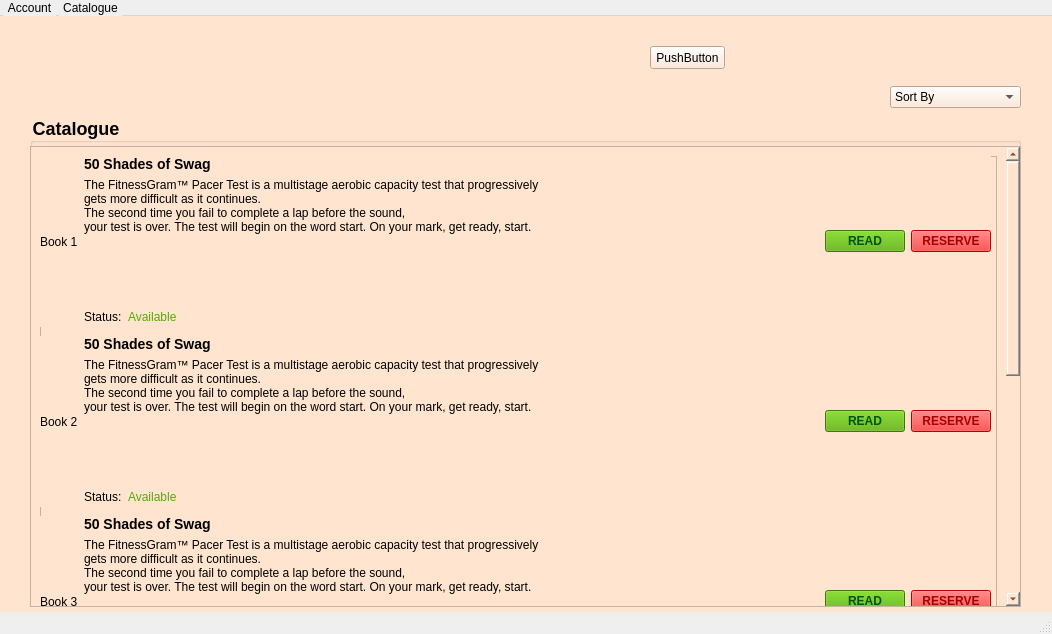
Old version of the form LibraryInformationSystem/membercatalogue.ui in the repository janelle-lr/CS106LibraryInformationSystem.
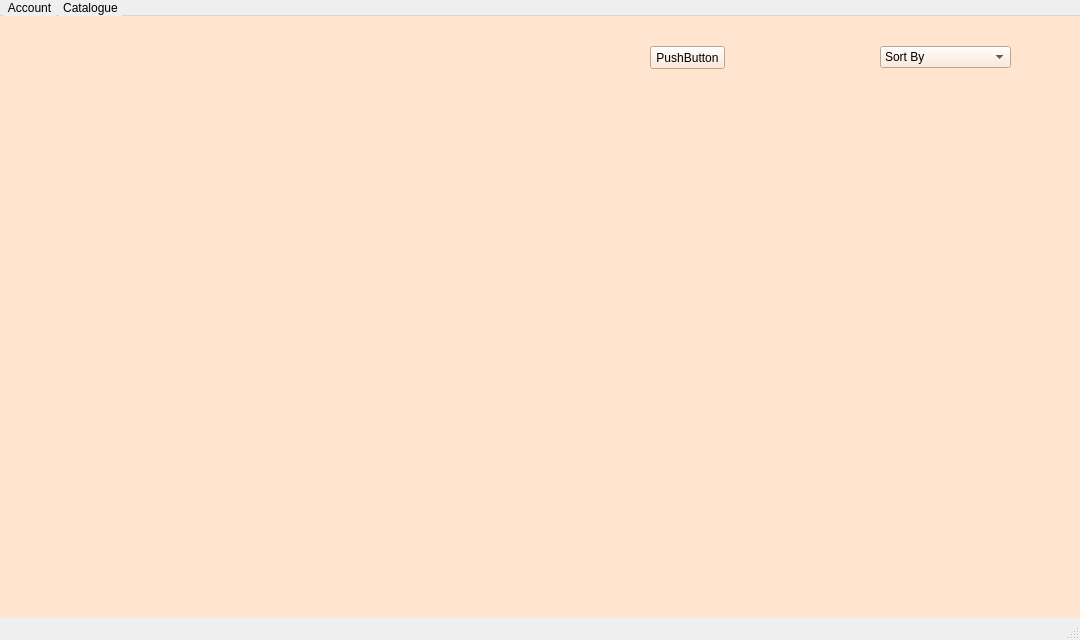
New version of the form. Icons and pictures are not drawn.

Commit message: Styling admin catalogue layout

```diff
--- a/LibraryInformationSystem/membercatalogue.ui
+++ b/LibraryInformationSystem/membercatalogue.ui
@@ -6,14 +6,20 @@
    <rect>
     <x>0</x>
     <y>0</y>
-    <width>1052</width>
-    <height>634</height>
+    <width>1080</width>
+    <height>640</height>
    </rect>
   </property>
   <property name="minimumSize">
    <size>
-    <width>1052</width>
-    <height>634</height>
+    <width>1080</width>
+    <height>640</height>
+   </size>
+  </property>
+  <property name="maximumSize">
+   <size>
+    <width>1080</width>
+    <height>640</height>
    </size>
   </property>
   <property name="windowTitle">
@@ -65,8 +71,8 @@
    <widget class="QComboBox" name="comboBox">
     <property name="geometry">
      <rect>
-      <x>890</x>
-      <y>70</y>
+      <x>880</x>
+      <y>30</y>
       <width>131</width>
       <height>22</height>
      </rect>
@@ -97,713 +103,77 @@
      </property>
     </item>
    </widget>
-   <widget class="QGroupBox" name="groupBox">
+   <widget class="QPushButton" name="pushButton">
     <property name="geometry">
      <rect>
-      <x>30</x>
-      <y>100</y>
-      <width>991</width>
-      <height>491</height>
+      <x>650</x>
+      <y>30</y>
+      <width>75</width>
+      <height>23</height>
+     </rect>
+    </property>
+    <property name="text">
+     <string>PushButton</string>
+    </property>
+   </widget>
+   <widget class="QScrollArea" name="scrollArea">
+    <property name="geometry">
+     <rect>
+      <x>0</x>
+      <y>90</y>
+      <width>1081</width>
+      <height>461</height>
      </rect>
     </property>
     <property name="styleSheet">
-     <string notr="true">QGroupBox{
-	font-weight: bold;
-	font-size: 18px;
-}</string>
+     <string notr="true">QScrollArea {
+	border: none;
+}
+</string>
     </property>
-    <property name="title">
-     <string>Catalogue</string>
+    <property name="widgetResizable">
+     <bool>true</bool>
     </property>
-    <widget class="QScrollArea" name="scrollArea">
+    <widget class="QWidget" name="scrollAreaWidgetContents">
      <property name="geometry">
       <rect>
        <x>0</x>
-       <y>30</y>
-       <width>991</width>
+       <y>0</y>
+       <width>1081</width>
        <height>461</height>
       </rect>
      </property>
      <property name="styleSheet">
-      <string notr="true">
-
-/* vertical scrollbar*/
-QScrollBar:vertical{
-	border: none;
-	background-color: rgb(255, 229, 208);
-	margin: 15px 0 15px 0;
-	width: 14px;
+      <string notr="true">QWidget {
+	background-color: #FFE5D0;
+	/*border: none;*/
 }
 
-/* hande bar verticall */
-QScrollBar::handle:vertical{
-	border-radius: 5px;
-	background-color: rgb(255, 213, 164);
-	min-height: 30px;
+QGridLayout {
+	/*border: none;*/
 }
-QScrollBar::handle:vertical:hover{
-	background-color: rgb(255, 210, 158);
-}
 
-/* top button scrollbar */
-QScrollBar::sub-line:vertical{
-	border: none;
-	background-color: rgb(255, 180, 126);
-	height: 15px;
-	border-top-left-radius: 7px;
-	border-top-right-radius: 7px;
-	subcontrol-position: top;
-	subcontrol-origin: margin;
+QPushButton {
+	margin-right: 10px; 
+	height: 31px; 
+	/*max-width: 100px; */
 }
-QScrollBar::sub-line:vertical:hover{
-	background-color: rgb(255, 85, 127);
-}
-QScrollBar::sub-line:vertical:pressed{
-	background-color: rgb(255, 0, 127);
-}
-
-/* bottom button scrollbar */
-QScrollBar::add-line:vertical{
-	border: none;
-	background-color: rgb(255, 180, 126);
-	height: 15px;
-	border-bottom-left-radius: 7px;
-	border-bottom-right-radius: 7px;
-	subcontrol-position: bottom;
-	subcontrol-origin: margin;
-}
-QScrollBar::add-line:vertical:hover{
-	background-color: rgb(255, 85, 127);
-}
-QScrollBar::add-line:vertical:pressed{
-	background-color: rgb(255, 0, 127);
-}</string>
-     </property>
-     <property name="widgetResizable">
-      <bool>true</bool>
-     </property>
-     <widget class="QWidget" name="scrollAreaWidgetContents">
-      <property name="geometry">
-       <rect>
-        <x>0</x>
-        <y>0</y>
-        <width>972</width>
-        <height>918</height>
-       </rect>
-      </property>
-      <layout class="QVBoxLayout" name="verticalLayout">
-       <item>
-        <widget class="QFrame" name="frame">
-         <property name="minimumSize">
-          <size>
-           <width>0</width>
-           <height>900</height>
-          </size>
-         </property>
-         <property name="frameShape">
-          <enum>QFrame::StyledPanel</enum>
-         </property>
-         <property name="frameShadow">
-          <enum>QFrame::Raised</enum>
-         </property>
-         <widget class="QWidget" name="horizontalLayoutWidget_2">
-          <property name="geometry">
-           <rect>
-            <x>0</x>
-            <y>0</y>
-            <width>951</width>
-            <height>171</height>
-           </rect>
-          </property>
-          <layout class="QHBoxLayout" name="book_1">
-           <item>
-            <widget class="QLabel" name="img_2">
-             <property name="text">
-              <string>Book 1</string>
-             </property>
-            </widget>
-           </item>
-           <item>
-            <layout class="QVBoxLayout" name="verticalLayout_4">
-             <item>
-              <widget class="QLabel" name="label_17">
-               <property name="styleSheet">
-                <string notr="true">QLabel {
-	font-weight:bold;
-	font-size: 14px;
-
-	
-}</string>
-               </property>
-               <property name="text">
-                <string>50 Shades of Swag</string>
-               </property>
-              </widget>
-             </item>
-             <item>
-              <widget class="QLabel" name="label_7">
-               <property name="text">
-                <string>The FitnessGram™ Pacer Test is a multistage aerobic capacity test that progressively 
-gets more difficult as it continues. 
-The second time you fail to complete a lap before the sound, 
-your test is over. The test will begin on the word start. On your mark, get ready, start.
 </string>
-               </property>
-              </widget>
-             </item>
-             <item>
-              <spacer name="verticalSpacer">
-               <property name="orientation">
-                <enum>Qt::Vertical</enum>
-               </property>
-               <property name="sizeHint" stdset="0">
-                <size>
-                 <width>20</width>
-                 <height>40</height>
-                </size>
-               </property>
-              </spacer>
-             </item>
-             <item>
-              <layout class="QHBoxLayout" name="horizontalLayout_3">
-               <item>
-                <widget class="QLabel" name="label_8">
-                 <property name="text">
-                  <string>Status:</string>
-                 </property>
-                </widget>
-               </item>
-               <item>
-                <widget class="QLabel" name="label_9">
-                 <property name="styleSheet">
-                  <string notr="true">QLabel{
-	color: rgb(85, 170, 0);
-}</string>
-                 </property>
-                 <property name="text">
-                  <string>Available</string>
-                 </property>
-                </widget>
-               </item>
-               <item>
-                <spacer name="horizontalSpacer">
-                 <property name="orientation">
-                  <enum>Qt::Horizontal</enum>
-                 </property>
-                 <property name="sizeHint" stdset="0">
-                  <size>
-                   <width>40</width>
-                   <height>20</height>
-                  </size>
-                 </property>
-                </spacer>
-               </item>
-              </layout>
-             </item>
-            </layout>
-           </item>
-           <item>
-            <layout class="QHBoxLayout" name="horizontalLayout_7">
-             <item>
-              <spacer name="horizontalSpacer_4">
-               <property name="orientation">
-                <enum>Qt::Horizontal</enum>
-               </property>
-               <property name="sizeHint" stdset="0">
-                <size>
-                 <width>40</width>
-                 <height>20</height>
-                </size>
-               </property>
-              </spacer>
-             </item>
-             <item>
-              <widget class="QPushButton" name="pushButton_2">
-               <property name="styleSheet">
-                <string notr="true">QPushButton{
-	background-color:rgb(85, 170, 0);
-	font-weight: bold;
-	color: rgb(0, 85, 0);
-}</string>
-               </property>
-               <property name="text">
-                <string>READ</string>
-               </property>
-              </widget>
-             </item>
-             <item>
-              <widget class="QPushButton" name="pushButton_3">
-               <property name="styleSheet">
-                <string notr="true">QPushButton{
-	background-color: rgb(255, 0, 0);
-	color: rgb(170, 0, 0);
-	font-weight: bold;
-}</string>
-               </property>
-               <property name="text">
-                <string>RESERVE</string>
-               </property>
-              </widget>
-             </item>
-            </layout>
-           </item>
-          </layout>
-         </widget>
-         <widget class="QWidget" name="horizontalLayoutWidget_3">
-          <property name="geometry">
-           <rect>
-            <x>0</x>
-            <y>180</y>
-            <width>951</width>
-            <height>171</height>
-           </rect>
-          </property>
-          <layout class="QHBoxLayout" name="book_2">
-           <item>
-            <widget class="QLabel" name="img_3">
-             <property name="text">
-              <string>Book 2</string>
-             </property>
-            </widget>
-           </item>
-           <item>
-            <layout class="QVBoxLayout" name="verticalLayout_5">
-             <item>
-              <widget class="QLabel" name="label_18">
-               <property name="styleSheet">
-                <string notr="true">QLabel {
-	font-weight:bold;
-	font-size: 14px;
-
-	
-}</string>
-               </property>
-               <property name="text">
-                <string>50 Shades of Swag</string>
-               </property>
-              </widget>
-             </item>
-             <item>
-              <widget class="QLabel" name="label_10">
-               <property name="text">
-                <string>The FitnessGram™ Pacer Test is a multistage aerobic capacity test that progressively 
-gets more difficult as it continues. 
-The second time you fail to complete a lap before the sound, 
-your test is over. The test will begin on the word start. On your mark, get ready, start.
-</string>
-               </property>
-              </widget>
-             </item>
-             <item>
-              <spacer name="verticalSpacer_2">
-               <property name="orientation">
-                <enum>Qt::Vertical</enum>
-               </property>
-               <property name="sizeHint" stdset="0">
-                <size>
-                 <width>20</width>
-                 <height>40</height>
-                </size>
-               </property>
-              </spacer>
-             </item>
-             <item>
-              <layout class="QHBoxLayout" name="horizontalLayout_4">
-               <item>
-                <widget class="QLabel" name="label_11">
-                 <property name="text">
-                  <string>Status:</string>
-                 </property>
-                </widget>
-               </item>
-               <item>
-                <widget class="QLabel" name="label_12">
-                 <property name="styleSheet">
-                  <string notr="true">QLabel{
-	color: rgb(85, 170, 0);
-}</string>
-                 </property>
-                 <property name="text">
-                  <string>Available</string>
-                 </property>
-                </widget>
-               </item>
-               <item>
-                <spacer name="horizontalSpacer_2">
-                 <property name="orientation">
-                  <enum>Qt::Horizontal</enum>
-                 </property>
-                 <property name="sizeHint" stdset="0">
-                  <size>
-                   <width>40</width>
-                   <height>20</height>
-                  </size>
-                 </property>
-                </spacer>
-               </item>
-              </layout>
-             </item>
-            </layout>
-           </item>
-           <item>
-            <layout class="QHBoxLayout" name="horizontalLayout_8">
-             <item>
-              <spacer name="horizontalSpacer_5">
-               <property name="orientation">
-                <enum>Qt::Horizontal</enum>
-               </property>
-               <property name="sizeHint" stdset="0">
-                <size>
-                 <width>40</width>
-                 <height>20</height>
-                </size>
-               </property>
-              </spacer>
-             </item>
-             <item>
-              <widget class="QPushButton" name="pushButton_4">
-               <property name="styleSheet">
-                <string notr="true">QPushButton{
-	background-color:rgb(85, 170, 0);
-	font-weight: bold;
-	color: rgb(0, 85, 0);
-}</string>
-               </property>
-               <property name="text">
-                <string>READ</string>
-               </property>
-              </widget>
-             </item>
-             <item>
-              <widget class="QPushButton" name="pushButton_5">
-               <property name="styleSheet">
-                <string notr="true">QPushButton{
-	background-color: rgb(255, 0, 0);
-	color: rgb(170, 0, 0);
-	font-weight: bold;
-}</string>
-               </property>
-               <property name="text">
-                <string>RESERVE</string>
-               </property>
-              </widget>
-             </item>
-            </layout>
-           </item>
-          </layout>
-         </widget>
-         <widget class="QWidget" name="horizontalLayoutWidget_4">
-          <property name="geometry">
-           <rect>
-            <x>0</x>
-            <y>360</y>
-            <width>951</width>
-            <height>171</height>
-           </rect>
-          </property>
-          <layout class="QHBoxLayout" name="book_3">
-           <item>
-            <widget class="QLabel" name="img_4">
-             <property name="text">
-              <string>Book 3</string>
-             </property>
-            </widget>
-           </item>
-           <item>
-            <layout class="QVBoxLayout" name="verticalLayout_6">
-             <item>
-              <widget class="QLabel" name="label_19">
-               <property name="styleSheet">
-                <string notr="true">QLabel {
-	font-weight:bold;
-	font-size: 14px;
-
-	
-}</string>
-               </property>
-               <property name="text">
-                <string>50 Shades of Swag</string>
-               </property>
-              </widget>
-             </item>
-             <item>
-              <widget class="QLabel" name="label_13">
-               <property name="text">
-                <string>The FitnessGram™ Pacer Test is a multistage aerobic capacity test that progressively 
-gets more difficult as it continues. 
-The second time you fail to complete a lap before the sound, 
-your test is over. The test will begin on the word start. On your mark, get ready, start.
-</string>
-               </property>
-              </widget>
-             </item>
-             <item>
-              <spacer name="verticalSpacer_3">
-               <property name="orientation">
-                <enum>Qt::Vertical</enum>
-               </property>
-               <property name="sizeHint" stdset="0">
-                <size>
-                 <width>20</width>
-                 <height>40</height>
-                </size>
-               </property>
-              </spacer>
-             </item>
-             <item>
-              <layout class="QHBoxLayout" name="horizontalLayout_5">
-               <item>
-                <widget class="QLabel" name="label_14">
-                 <property name="text">
-                  <string>Status:</string>
-                 </property>
-                </widget>
-               </item>
-               <item>
-                <widget class="QLabel" name="label_15">
-                 <property name="styleSheet">
-                  <string notr="true">QLabel{
-	color: rgb(85, 170, 0);
-}</string>
-                 </property>
-                 <property name="text">
-                  <string>Available</string>
-                 </property>
-                </widget>
-               </item>
-               <item>
-                <spacer name="horizontalSpacer_3">
-                 <property name="orientation">
-                  <enum>Qt::Horizontal</enum>
-                 </property>
-                 <property name="sizeHint" stdset="0">
-                  <size>
-                   <width>40</width>
-                   <height>20</height>
-                  </size>
-                 </property>
-                </spacer>
-               </item>
-              </layout>
-             </item>
-            </layout>
-           </item>
-           <item>
-            <layout class="QHBoxLayout" name="horizontalLayout_9">
-             <item>
-              <spacer name="horizontalSpacer_6">
-               <property name="orientation">
-                <enum>Qt::Horizontal</enum>
-               </property>
-               <property name="sizeHint" stdset="0">
-                <size>
-                 <width>40</width>
-                 <height>20</height>
-                </size>
-               </property>
-              </spacer>
-             </item>
-             <item>
-              <widget class="QPushButton" name="pushButton_6">
-               <property name="styleSheet">
-                <string notr="true">QPushButton{
-	background-color:rgb(85, 170, 0);
-	font-weight: bold;
-	color: rgb(0, 85, 0);
-}</string>
-               </property>
-               <property name="text">
-                <string>READ</string>
-               </property>
-              </widget>
-             </item>
-             <item>
-              <widget class="QPushButton" name="pushButton_7">
-               <property name="styleSheet">
-                <string notr="true">QPushButton{
-	background-color: rgb(255, 0, 0);
-	color: rgb(170, 0, 0);
-	font-weight: bold;
-}</string>
-               </property>
-               <property name="text">
-                <string>RESERVE</string>
-               </property>
-              </widget>
-             </item>
-            </layout>
-           </item>
-          </layout>
-         </widget>
-         <widget class="QWidget" name="horizontalLayoutWidget_5">
-          <property name="geometry">
-           <rect>
-            <x>0</x>
-            <y>540</y>
-            <width>951</width>
-            <height>171</height>
-           </rect>
-          </property>
-          <layout class="QHBoxLayout" name="book_4">
-           <item>
-            <widget class="QLabel" name="img_5">
-             <property name="text">
-              <string>Book 4</string>
-             </property>
-            </widget>
-           </item>
-           <item>
-            <layout class="QVBoxLayout" name="verticalLayout_7">
-             <item>
-              <widget class="QLabel" name="label_20">
-               <property name="styleSheet">
-                <string notr="true">QLabel {
-	font-weight:bold;
-	font-size: 14px;
-
-	
-}</string>
-               </property>
-               <property name="text">
-                <string>50 Shades of Swag</string>
-               </property>
-              </widget>
-             </item>
-             <item>
-              <widget class="QLabel" name="label_16">
-               <property name="text">
-                <string>The FitnessGram™ Pacer Test is a multistage aerobic capacity test that progressively 
-gets more difficult as it continues. 
-The second time you fail to complete a lap before the sound, 
-your test is over. The test will begin on the word start. On your mark, get ready, start.
-</string>
-               </property>
-              </widget>
-             </item>
-             <item>
-              <spacer name="verticalSpacer_4">
-               <property name="orientation">
-                <enum>Qt::Vertical</enum>
-               </property>
-               <property name="sizeHint" stdset="0">
-                <size>
-                 <width>20</width>
-                 <height>40</height>
-                </size>
-               </property>
-              </spacer>
-             </item>
-             <item>
-              <layout class="QHBoxLayout" name="horizontalLayout_6">
-               <item>
-                <widget class="QLabel" name="label_21">
-                 <property name="text">
-                  <string>Status:</string>
-                 </property>
-                </widget>
-               </item>
-               <item>
-                <widget class="QLabel" name="label_22">
-                 <property name="styleSheet">
-                  <string notr="true">QLabel{
-	color: rgb(85, 170, 0);
-}</string>
-                 </property>
-                 <property name="text">
-                  <string>Available</string>
-                 </property>
-                </widget>
-               </item>
-               <item>
-                <spacer name="horizontalSpacer_7">
-                 <property name="orientation">
-                  <enum>Qt::Horizontal</enum>
-                 </property>
-                 <property name="sizeHint" stdset="0">
-                  <size>
-                   <width>40</width>
-                   <height>20</height>
-                  </size>
-                 </property>
-                </spacer>
-               </item>
-              </layout>
-             </item>
-            </layout>
-           </item>
-           <item>
-            <layout class="QHBoxLayout" name="horizontalLayout_10">
-             <item>
-              <spacer name="horizontalSpacer_8">
-               <property name="orientation">
-                <enum>Qt::Horizontal</enum>
-               </property>
-               <property name="sizeHint" stdset="0">
-                <size>
-                 <width>40</width>
-                 <height>20</height>
-                </size>
-               </property>
-              </spacer>
-             </item>
-             <item>
-              <widget class="QPushButton" name="pushButton_8">
-               <property name="styleSheet">
-                <string notr="true">QPushButton{
-	background-color:rgb(85, 170, 0);
-	font-weight: bold;
-	color: rgb(0, 85, 0);
-}</string>
-               </property>
-               <property name="text">
-                <string>READ</string>
-               </property>
-              </widget>
-             </item>
-             <item>
-              <widget class="QPushButton" name="pushButton_9">
-               <property name="styleSheet">
-                <string notr="true">QPushButton{
-	background-color: rgb(255, 0, 0);
-	color: rgb(170, 0, 0);
-	font-weight: bold;
-}</string>
-               </property>
-               <property name="text">
-                <string>RESERVE</string>
-               </property>
-              </widget>
-             </item>
-            </layout>
-           </item>
-          </layout>
-         </widget>
-        </widget>
-       </item>
-      </layout>
-     </widget>
+     </property>
+     <layout class="QHBoxLayout" name="horizontalLayout">
+      <item>
+       <layout class="QGridLayout" name="gridLayout_3"/>
+      </item>
+     </layout>
     </widget>
    </widget>
-   <widget class="QPushButton" name="pushButton">
-    <property name="geometry">
-     <rect>
-      <x>650</x>
-      <y>30</y>
-      <width>75</width>
-      <height>23</height>
-     </rect>
-    </property>
-    <property name="text">
-     <string>PushButton</string>
-    </property>
-   </widget>
   </widget>
   <widget class="QMenuBar" name="menubar">
    <property name="geometry">
     <rect>
      <x>0</x>
      <y>0</y>
-     <width>1052</width>
+     <width>1080</width>
      <height>18</height>
     </rect>
    </property>
```
The commit also changes 13 other files.
